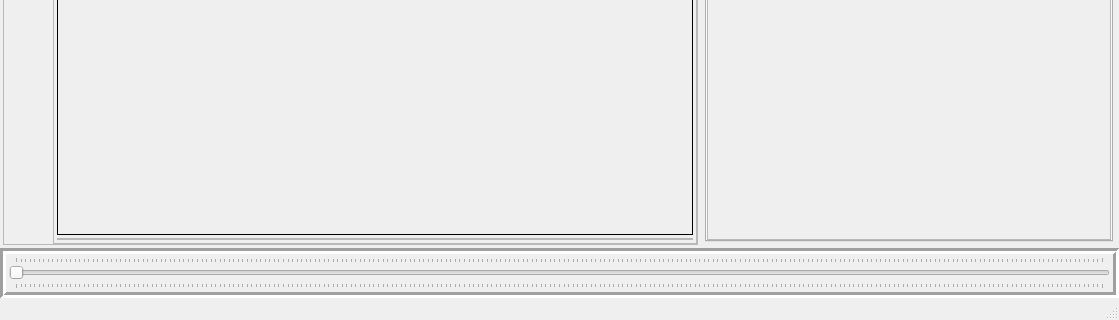
This is nectar_render/gui/resource/mainwidget.ui in ZacharyBork/NectarRender as Qt 5 draws it before an edit; both pictures show x 0 to 1119 and y 357 to 677 of the 1119 by 677 pixel window. The edited form follows.
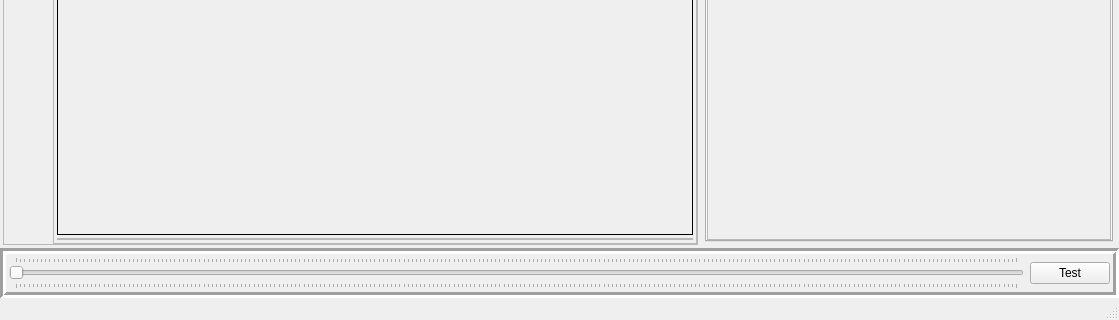
This is the edited form. The open tabs and pages were chosen to show the change.

```diff
--- a/nectar_render/gui/resource/mainwidget.ui
+++ b/nectar_render/gui/resource/mainwidget.ui
@@ -1764,6 +1764,13 @@
          </property>
         </widget>
        </item>
+       <item>
+        <widget class="QPushButton" name="test_button">
+         <property name="text">
+          <string>Test</string>
+         </property>
+        </widget>
+       </item>
       </layout>
      </widget>
     </item>
```
Left out of the diff: 25 changed lines with no effect on the pictures.
